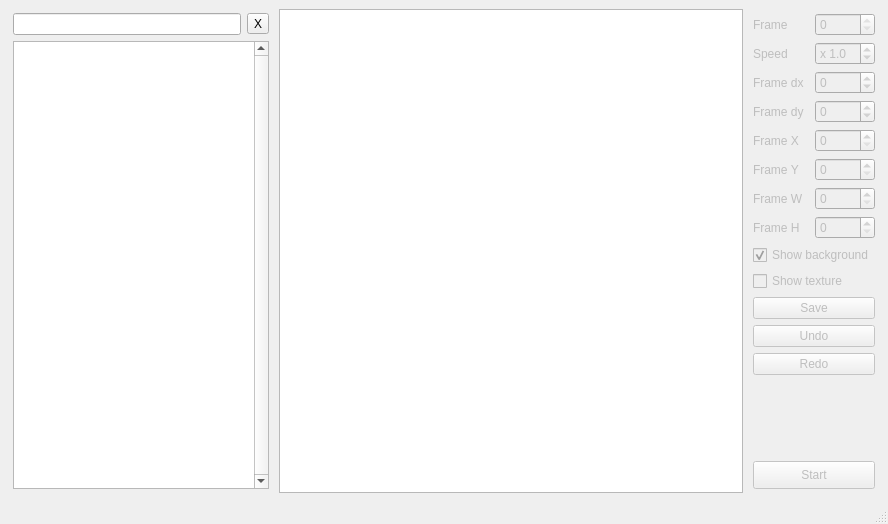
This is src/editor.ui in Kracav4ik/jnb-sfml as Qt 5 draws it before an edit. The edited form follows.
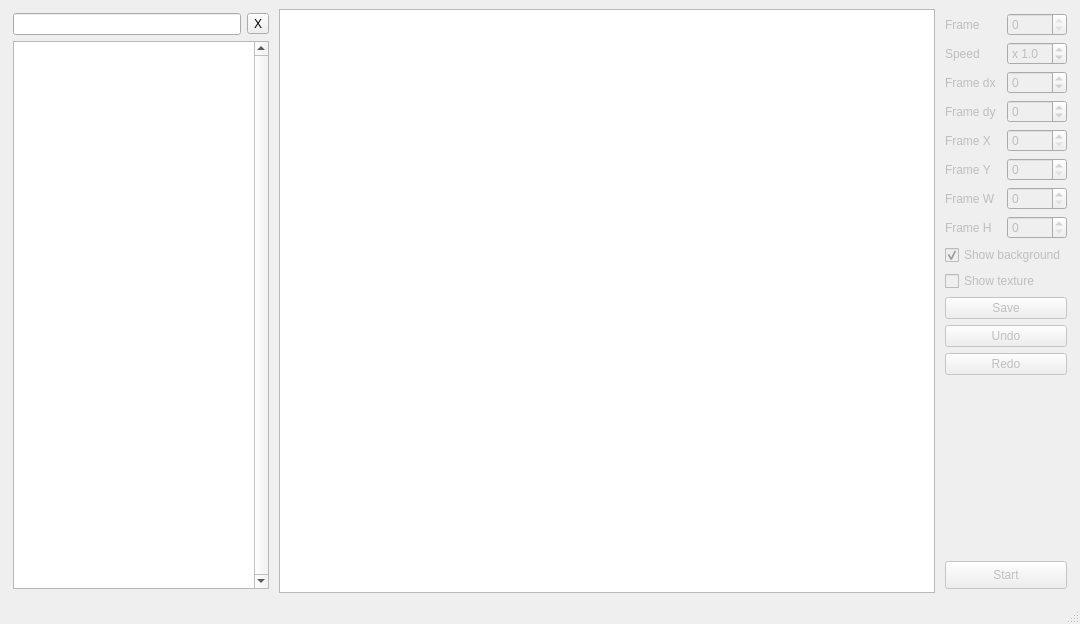
This is the edited form.

Patch:
```diff
--- a/src/editor.ui
+++ b/src/editor.ui
@@ -6,8 +6,8 @@
    <rect>
     <x>0</x>
     <y>0</y>
-    <width>888</width>
-    <height>524</height>
+    <width>1080</width>
+    <height>624</height>
    </rect>
   </property>
   <property name="windowTitle">
```
Left out of the diff: 6 changed lines with no effect on the pictures.
